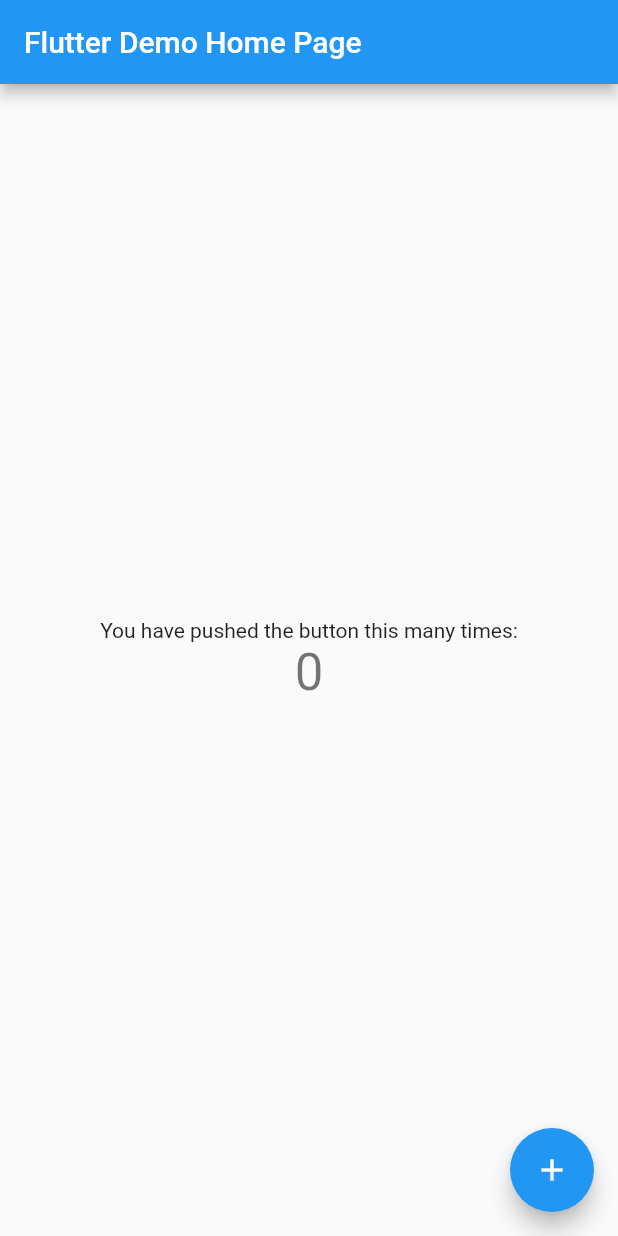
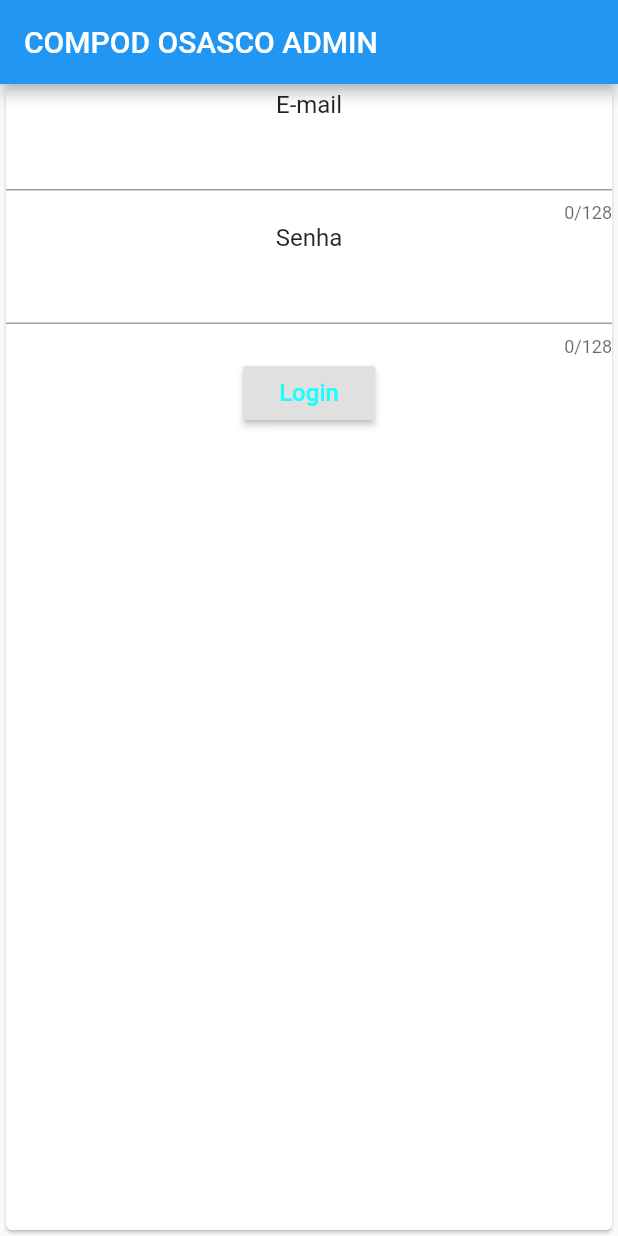
Before and after one commit to FF-League/compod_osasco_web, a Flutter app: the screen it shows after launch, on a phone screen of 412 x 824 dp. Run offline on Flutter 3.47's test engine with Material 2 defaults, Android fonts, the phone set to English and light mode, and no system bars; our stand-ins replace firebase_auth, firebase_core, get; missing offline and left inert: firebase_auth_web, firebase_core_web; accounts and stored records are empty; Roboto replaces fonts that are missing (Palanquin).

```diff
--- /dev/null
+++ b/lib/app/app.dart
@@ -0,0 +1,20 @@
+
+import 'package:compod_osasco_web/app/login/view/login_view.dart';
+import 'package:firebase_auth/firebase_auth.dart';
+import 'package:flutter/material.dart';
+
+class
+App extends StatelessWidget {
+
+  @override
+  Widget build(BuildContext context) {
+    FirebaseAuth.instance;
+    return MaterialApp(
+      title: 'Flutter Demo',
+      theme: ThemeData(
+        primarySwatch: Colors.blue,
+      ),
+      home: LoginView(),
+    );
+  }
+}
--- /dev/null
+++ b/lib/app/login/controller/login_controller.dart
@@ -0,0 +1,13 @@
+import 'package:firebase_auth/firebase_auth.dart';
+import 'package:get/get.dart';
+
+class LoginController extends GetxController {
+  var email = ''.obs;
+  var pass = ''.obs;
+
+  Future<UserCredential> login() async {
+    return await FirebaseAuth.instance.signInWithEmailAndPassword(email: email.value, password: pass.value);
+  }
+
+
+}
--- /dev/null
+++ b/lib/app/login/view/components/login_button.dart
@@ -0,0 +1,15 @@
+import 'package:compod_osasco_web/app/login/controller/login_controller.dart';
+import 'package:compod_osasco_web/app/login/view/components/login_label.dart';
+import 'package:flutter/material.dart';
+
+class LoginButton extends MaterialButton {
+  final GlobalKey<FormState> key;
+
+  LoginButton({required LoginController controller, required this.key})
+      : super(
+          onPressed: () {
+            if (key.currentState?.validate() ?? false) controller.login();
+          },
+          child: Text('Login', style: LoginLabel.loginStyle.copyWith(color: Colors.cyanAccent),),
+        );
+}
--- /dev/null
+++ b/lib/app/login/view/components/login_label.dart
@@ -0,0 +1,8 @@
+import 'package:compod_osasco_web/commons/app_fonts.dart';
+import 'package:flutter/cupertino.dart';
+
+class LoginLabel extends Text {
+  static const loginStyle = TextStyle(fontFamily: Palanquin, fontSize: 16.0);
+
+  LoginLabel(String data) : super(data, style: loginStyle);
+}
--- /dev/null
+++ b/lib/app/login/view/components/login_text_field.dart
@@ -0,0 +1,34 @@
+import 'package:compod_osasco_web/app/login/controller/login_controller.dart';
+import 'package:compod_osasco_web/app/login/view/components/login_label.dart';
+import 'package:flutter/cupertino.dart';
+import 'package:flutter/material.dart';
+import 'package:get/get.dart';
+
+class LoginTextField extends StatelessWidget {
+  LoginTextField({required this.type});
+
+  final LoginController controller = Get.find();
+  final LoginTextFieldType type;
+
+  @override
+  Widget build(BuildContext context) {
+    return TextFormField(
+      style: LoginLabel.loginStyle.copyWith(fontSize: 12.0),
+      obscureText: type == LoginTextFieldType.password,
+      onChanged: (v) => LoginTextFieldType.email == type ? controller.email.value = v : controller.pass.value = v,
+      enableSuggestions: false,
+      autocorrect: false,
+      maxLength: 128,
+      validator: (v) {
+        if (v?.isBlank ?? true) return 'Este campo não pode estar vazio';
+        if (type == LoginTextFieldType.email && !v!.contains('@')) return 'Insira um e-mail válido';
+        return null;
+      },
+    );
+  }
+}
+
+enum LoginTextFieldType {
+  email,
+  password
+}
--- /dev/null
+++ b/lib/app/login/view/login_view.dart
@@ -0,0 +1,33 @@
+import 'package:compod_osasco_web/app/login/controller/login_controller.dart';
+import 'package:compod_osasco_web/app/login/view/components/login_button.dart';
+import 'package:compod_osasco_web/app/login/view/components/login_label.dart';
+import 'package:compod_osasco_web/app/login/view/components/login_text_field.dart';
+import 'package:flutter/material.dart';
+import 'package:get/get.dart';
+
+class LoginView extends GetView {
+  final c = Get.put(LoginController());
+  final formKey = GlobalKey<FormState>();
+  @override
+  Widget build(BuildContext context) {
+    return Scaffold(
+      appBar: AppBar(
+        title: Text('COMPOD OSASCO ADMIN'),
+      ),
+      body: Card(
+
+        child: Form(
+          child: Column(
+            children: [
+              LoginLabel('E-mail'),
+              LoginTextField(type: LoginTextFieldType.email),
+              LoginLabel('Senha'),
+               LoginTextField(type: LoginTextFieldType.password),
+              LoginButton(controller: c, key: formKey)
+            ]
+          ),
+        ),
+      ),
+    );
+  }
+}
--- /dev/null
+++ b/lib/commons/app_fonts.dart
@@ -0,0 +1,2 @@
+const Palanquin = 'Palanquin';
+const PalanquinDark = 'Palanquin Dark';
--- /dev/null
+++ b/lib/commons/firebase/firebase_auth.dart
@@ -0,0 +1,5 @@
+
+
+class AppFirebaseAuth {
+
+}
--- a/lib/main.dart
+++ b/lib/main.dart
@@ -1,113 +1,10 @@
+import 'package:compod_osasco_web/app/app.dart';
+import 'package:firebase_core/firebase_core.dart';
 import 'package:flutter/material.dart';
 
-void main() {
-  runApp(MyApp());
+Future<void> main() async {
+  WidgetsFlutterBinding.ensureInitialized();
+  await Firebase.initializeApp();
+  // await FirebaseAuth.instance.useAuthEmulator('localhost', 9099);
+  runApp(App());
 }
-
-class MyApp extends StatelessWidget {
-  // This widget is the root of your application.
-  @override
-  Widget build(BuildContext context) {
-    return MaterialApp(
-      title: 'Flutter Demo',
-      theme: ThemeData(
-        // This is the theme of your application.
-        //
-        // Try running your application with "flutter run". You'll see the
-        // application has a blue toolbar. Then, without quitting the app, try
-        // changing the primarySwatch below to Colors.green and then invoke
-        // "hot reload" (press "r" in the console where you ran "flutter run",
-        // or simply save your changes to "hot reload" in a Flutter IDE).
-        // Notice that the counter didn't reset back to zero; the application
-        // is not restarted.
-        primarySwatch: Colors.blue,
-      ),
-      home: MyHomePage(title: 'Flutter Demo Home Page'),
-    );
-  }
-}
-
-class MyHomePage extends StatefulWidget {
-  MyHomePage({Key? key, required this.title}) : super(key: key);
-
-  // This widget is the home page of your application. It is stateful, meaning
-  // that it has a State object (defined below) that contains fields that affect
-  // how it looks.
-
-  // This class is the configuration for the state. It holds the values (in this
-  // case the title) provided by the parent (in this case the App widget) and
-  // used by the build method of the State. Fields in a Widget subclass are
-  // always marked "final".
-
-  final String title;
-
-  @override
-  _MyHomePageState createState() => _MyHomePageState();
-}
-
-class _MyHomePageState extends State<MyHomePage> {
-  int _counter = 0;
-
-  void _incrementCounter() {
-    setState(() {
-      // This call to setState tells the Flutter framework that something has
-      // changed in this State, which causes it to rerun the build method below
-      // so that the display can reflect the updated values. If we changed
-      // _counter without calling setState(), then the build method would not be
-      // called again, and so nothing would appear to happen.
-      _counter++;
-    });
-  }
-
-  @override
-  Widget build(BuildContext context) {
-    // This method is rerun every time setState is called, for instance as done
-    // by the _incrementCounter method above.
-    //
-    // The Flutter framework has been optimized to make rerunning build methods
-    // fast, so that you can just rebuild anything that needs updating rather
-    // than having to individually change instances of widgets.
-    return Scaffold(
-      appBar: AppBar(
-        // Here we take the value from the MyHomePage object that was created by
-        // the App.build method, and use it to set our appbar title.
-        title: Text(widget.title),
-      ),
-      body: Center(
-        // Center is a layout widget. It takes a single child and positions it
-        // in the middle of the parent.
-        child: Column(
-          // Column is also a layout widget. It takes a list of children and
-          // arranges them vertically. By default, it sizes itself to fit its
-          // children horizontally, and tries to be as tall as its parent.
-          //
-          // Invoke "debug painting" (press "p" in the console, choose the
-          // "Toggle Debug Paint" action from the Flutter Inspector in Android
-          // Studio, or the "Toggle Debug Paint" command in Visual Studio Code)
-          // to see the wireframe for each widget.
-          //
-          // Column has various properties to control how it sizes itself and
-          // how it positions its children. Here we use mainAxisAlignment to
-          // center the children vertically; the main axis here is the vertical
-          // axis because Columns are vertical (the cross axis would be
-          // horizontal).
-          mainAxisAlignment: MainAxisAlignment.center,
-          children: <Widget>[
-            Text(
-              'You have pushed the button this many times:',
-            ),
-            Text(
-              '$_counter',
-              style: Theme.of(context).textTheme.headline4,
-            ),
-          ],
-        ),
-      ),
-      floatingActionButton: FloatingActionButton(
-        onPressed: _incrementCounter,
-        tooltip: 'Increment',
-        child: Icon(Icons.add),
-      ), // This trailing comma makes auto-formatting nicer for build methods.
-    );
-  }
-}
--- a/pubspec.yaml
+++ b/pubspec.yaml
@@ -28,6 +28,10 @@ dependencies:
   # The following adds the Cupertino Icons font to your application.
   # Use with the CupertinoIcons class for iOS style icons.
   cupertino_icons: ^1.0.2
+  get: ^4.3.8
+  firebase_auth: ^3.1.0
+  firebase: ^9.0.1
+  firebase_core: ^1.6.0
 
 dev_dependencies:
   flutter_test:
```
Also changed, not shown: lib/generated_plugin_registrant.dart (added, +17 -0 lines), pubspec.lock, 7 other files.
